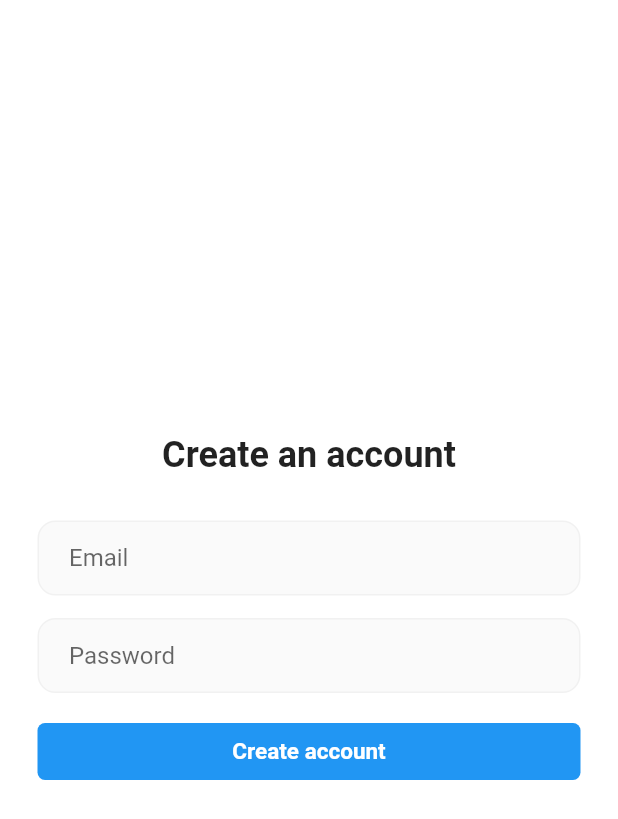
After one commit to bomxacalaka/collab_ws, a Flutter app: the RegisterPage screen opened by its route, on a phone screen of 412 x 824 dp. The commit adds this screen. Shown: the top 819 px of the screen. Run offline on Flutter 3.47's test engine with Material 2 defaults, Android fonts, the phone set to English and light mode, and no system bars.

Commit message:
Added a root screen so we can switch screens, e.g when you click on "Register now" it will change to the register screen. Also added a firebase file in case we use firebase in the future.

```diff
--- /dev/null
+++ b/lib/register_page.dart
@@ -0,0 +1,122 @@
+import 'package:flutter/material.dart';
+
+class RegisterPage extends StatefulWidget {
+  const RegisterPage({Key? key}) : super(key: key);
+
+  @override
+  State<RegisterPage> createState() => _RegisterPageState();
+}
+
+class _RegisterPageState extends State<RegisterPage>{
+  @override
+  Widget build(BuildContext context) {
+    return Scaffold(
+      backgroundColor: Colors.white,
+      body: SafeArea(
+          child: Center(
+            child: Column(
+                mainAxisAlignment: MainAxisAlignment.center,
+                children: [
+                  SizedBox(height: 0),
+                  // welcoming
+                  Text(
+                    "Create an account",
+                    style: TextStyle(
+                      fontWeight: FontWeight.bold,
+                      fontSize: 24,
+                    ),
+                  ),
+
+                  SizedBox(height: 30),
+
+                  // email
+                  Padding(
+                    padding: const EdgeInsets.symmetric(horizontal: 25.0),
+                    child: Container(
+                      decoration: BoxDecoration(
+                        color: Color.fromRGBO(250, 250, 250, 1),
+                        border: Border.all(color: Color.fromRGBO(241, 241, 241, 1)),
+                        borderRadius: BorderRadius.circular(12),
+                        // boxShadow: [
+                        //   BoxShadow(
+                        //     color: Colors.grey.withOpacity(0.5),
+                        //     spreadRadius: 1,
+                        //     blurRadius: 2,
+                        //     offset: Offset(0, 1), // changes position of shadow
+                        //   ),
+                        // ],
+                      ),
+                      child: Padding(
+                        padding: const EdgeInsets.only(left: 20.0),
+                        child: TextField(
+                          decoration: InputDecoration(
+                            border: InputBorder.none,
+                            hintText: "Email",
+                          ),
+                        ),
+                      ),
+                    ),
+                  ),
+                  SizedBox(height: 15,),
+
+
+                  // password
+                  Padding(
+                    padding: const EdgeInsets.symmetric(horizontal: 25.0),
+                    child: Container(
+                      decoration: BoxDecoration(
+                        color: Color.fromRGBO(250, 250, 250, 1),
+                        border: Border.all(color: Color.fromRGBO(241, 241, 241, 1)),
+                        borderRadius: BorderRadius.circular(12),
+                        // boxShadow: [
+                        //   BoxShadow(
+                        //     color: Colors.grey.withOpacity(0.5),
+                        //     spreadRadius: 1,
+                        //     blurRadius: 2,
+                        //     offset: Offset(0, 1), // changes position of shadow
+                        //   ),
+                        // ],
+                      ),
+                      child: Padding(
+                        padding: const EdgeInsets.only(left: 20.0),
+                        child: TextField(
+                          obscureText: true,
+                          decoration: InputDecoration(
+                            border: InputBorder.none,
+                            hintText: "Password",
+                          ),
+                        ),
+                      ),
+                    ),
+                  ),
+                  SizedBox(height: 20,),
+
+
+                  // login button
+                  Padding(
+                    padding: const EdgeInsets.symmetric(horizontal: 25.0),
+                    child: Container(
+                      padding: EdgeInsets.all(10),
+                      decoration: BoxDecoration(
+                          color: Colors.blue,
+                          borderRadius: BorderRadius.circular(5)
+                      ),
+                      child: Center(
+                        child: Text(
+                          "Create account",
+                          style: TextStyle(
+                              color: Colors.white,
+                              fontWeight: FontWeight.bold,
+                              fontSize: 15
+                          ),
+                        ),
+                      ),
+                    ),
+                  ),
+                  SizedBox(height: 15,),
+                ]),
+          )
+      ),
+    );
+  }
+}
```
Also changed, not shown: lib/login_page.dart (+12 -7 lines), lib/main.dart (+7 -1 lines), lib/rootApp.dart (added, +29 -0 lines), 1 other file.
